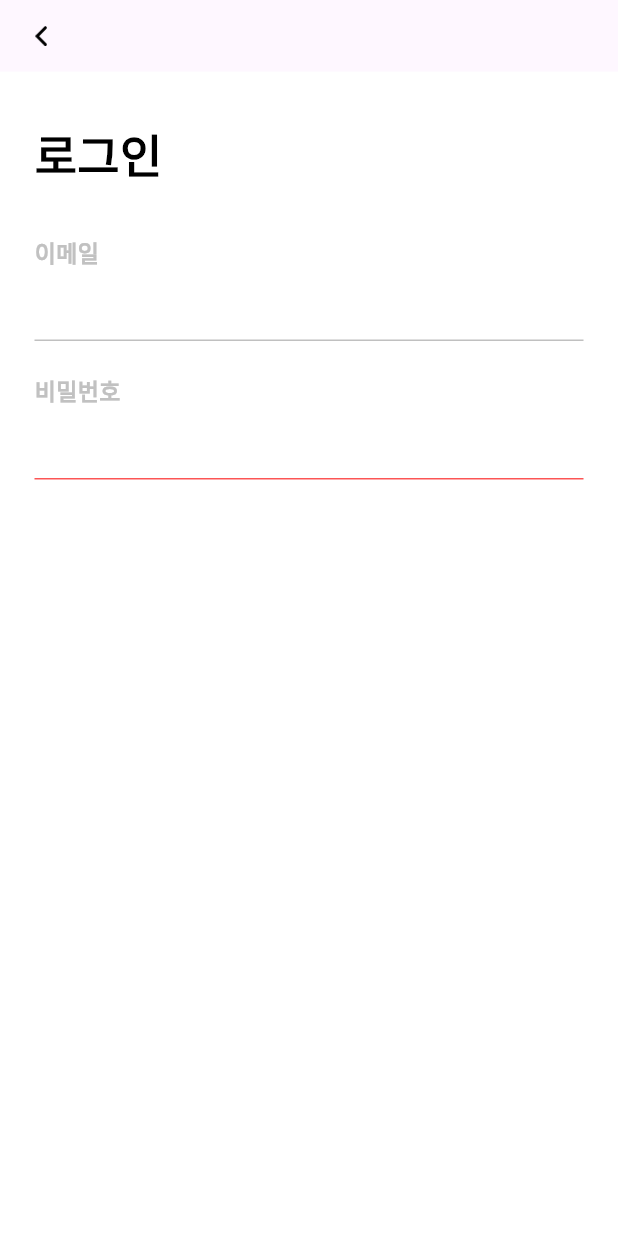
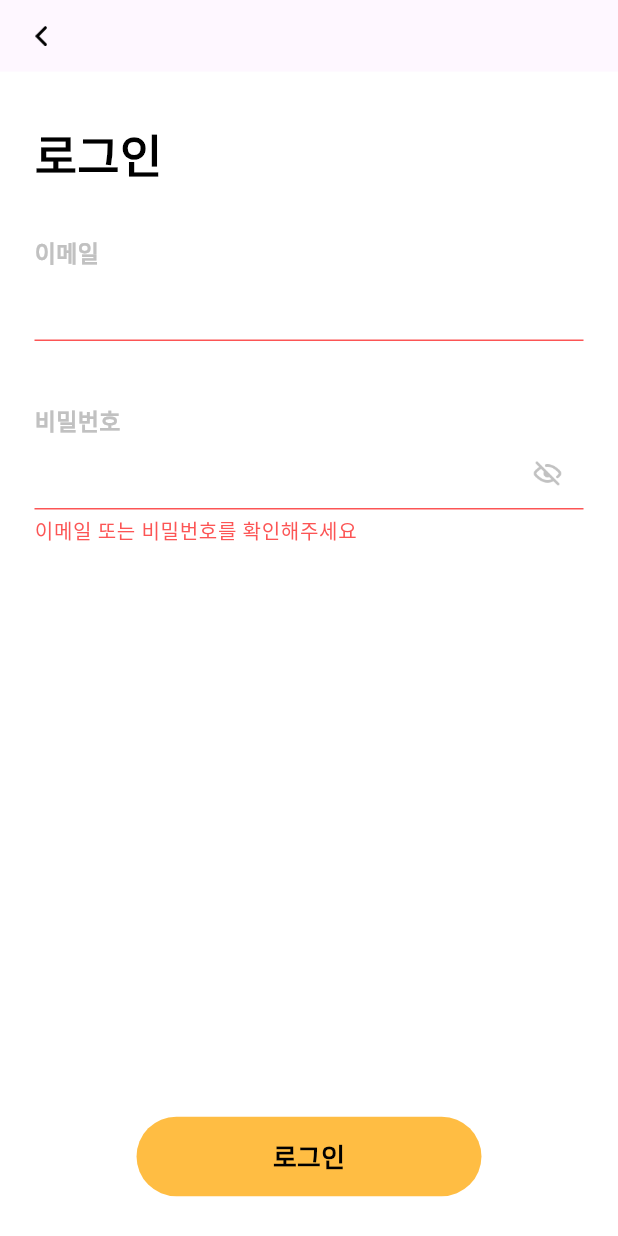
Before and after one commit to A-wack/A-wack-Flutter_v2, a Flutter app: the screen it shows after launch, after a tap on "계정이 있으신가요?", on a phone screen of 412 x 824 dp. Run offline on Flutter 3.47's test engine with Material 3 defaults, Android fonts, the phone set to English and light mode, and no system bars; our stand-ins replace flutter_screenutil, flutter_svg; Roboto replaces fonts that are missing (Pretendard); project files that could hold a hidden picture were left out.

Commit message:
AWackTextField에서 비밀번호를 위한 설정 추가 + SingleChildScrollView추가

```diff
--- a/lib/presentation/auth/sign_in/screen/sign_in_screen.dart
+++ b/lib/presentation/auth/sign_in/screen/sign_in_screen.dart
@@ -1,9 +1,11 @@
 import 'package:a_wack_flutter_v2/core/component/a_wack_text_field.dart';
 import 'package:a_wack_flutter_v2/core/component/text_widget.dart';
-import 'package:flutter/cupertino.dart';
 import 'package:flutter/material.dart';
 import 'package:a_wack_flutter_v2/presentation/auth/sign_in/widget/sign_in_app_bar_widget.dart';
 import 'package:flutter_screenutil/flutter_screenutil.dart';
+
+import '../../../../core/component/image_storage.dart';
+import '../../../../core/component/image_widget.dart';
 
 class SignInScreen extends StatefulWidget {
   const SignInScreen({super.key});
@@ -18,6 +20,8 @@ class _SignInScreenState extends State<SignInScreen> {
 
   final FocusNode emailNode = FocusNode();
   final FocusNode passwordNode = FocusNode();
+
+  bool isInvisible = true;
 
   @override
   void initState() {
@@ -47,13 +51,22 @@ class _SignInScreenState extends State<SignInScreen> {
     _passwordController.dispose();
   }
 
+  void clickInvisible() {
+    isInvisible ? isInvisible = false : isInvisible = true;
+    setState(() {});
+  }
+
   @override
   Widget build(BuildContext context) {
+    // todo 여기 있는 더미값 수정
+    bool isError = true;
+
     return SafeArea(
       child: Scaffold(
         appBar: SignInAppBarWidget(appbarHeight: 54.h),
         body: Padding(
           padding: EdgeInsets.fromLTRB(24.w, 36.h, 24.w, 0.h),
+          child: SingleChildScrollView(
             child: Column(
               mainAxisAlignment: MainAxisAlignment.start,
               crossAxisAlignment: CrossAxisAlignment.start,
@@ -67,18 +80,58 @@ class _SignInScreenState extends State<SignInScreen> {
                   controller: _emailController,
                   title: "이메일",
                   focusNode: emailNode,
-                anotherNodes: [passwordNode],
-                isError: false,
+                  keyboardType: TextInputType.emailAddress,
+                  isError: isError,
                 ),
                 SizedBox(height: 24.h),
                 AWackTextField(
                   controller: _passwordController,
                   title: "비밀번호",
                   focusNode: passwordNode,
-                anotherNodes: [emailNode],
-                isError: true,
+                  isError: isError,
+                  errorText: "이메일 또는 비밀번호를 확인해주세요",
+                  keyboardType: TextInputType.visiblePassword,
+                  isInvisible: isInvisible,
+                  onTapOutside: (event) {
+                    passwordNode.unfocus();
+                    setState(() {});
+                  },
+                  suffixIcon: GestureDetector(
+                    onTap: () => clickInvisible(),
+                    child: ImageWidget(
+                      imageType: ImageType.png,
+                      image: isInvisible
+                          ? ImageStorage.hide
+                          : ImageStorage.notHide,
+                      width: 24.w,
+                      height: 24.h,
+                      imageWidth: 24.w,
+                      imageHeight: 24.h,
+                      color: passwordNode.hasFocus
+                          ? Colors.black
+                          : const Color(0xFFC1C1C1),
+                    ),
+                  ),
                 ),
               ],
+            ),
+          ),
+        ),
+        bottomSheet: Padding(
+          padding: EdgeInsets.only(bottom: 30.h),
+          child: Container(
+            width: 240.w,
+            height: 60.h,
+            decoration: BoxDecoration(
+              color: const Color(0xFFFFBD43),
+              borderRadius: BorderRadius.circular(100),
+            ),
+            child: Center(
+              child: TextWidget.semiBold(
+                text: "로그인",
+                fontSize: 18.sp,
+              ),
+            ),
           ),
         ),
       ),
--- a/lib/presentation/on_boarding/screen/on_boarding_screen.dart
+++ b/lib/presentation/on_boarding/screen/on_boarding_screen.dart
@@ -10,6 +10,7 @@ class OnBoardingScreen extends StatelessWidget {
   @override
   Widget build(BuildContext context) {
     return Scaffold(
+      resizeToAvoidBottomInset: false,
       body: Column(
         children: [
           Padding(
```
Lines whose indentation alone changed are shown as unchanged.
